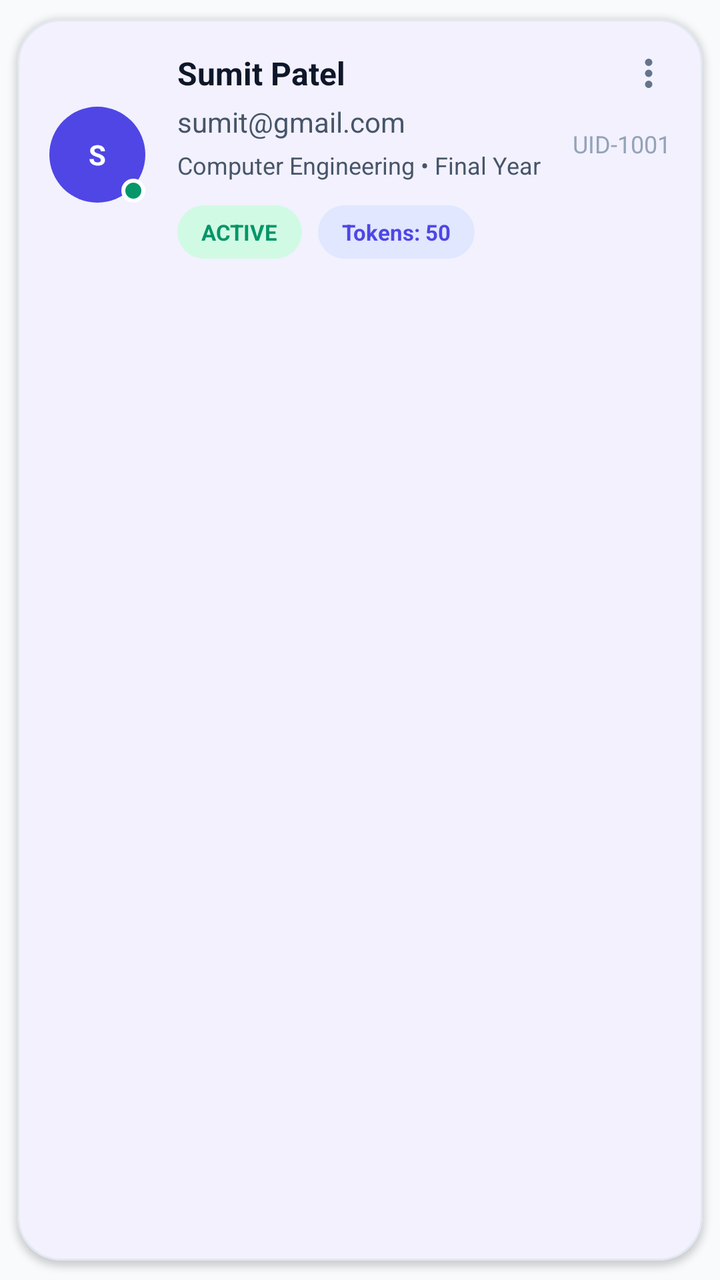
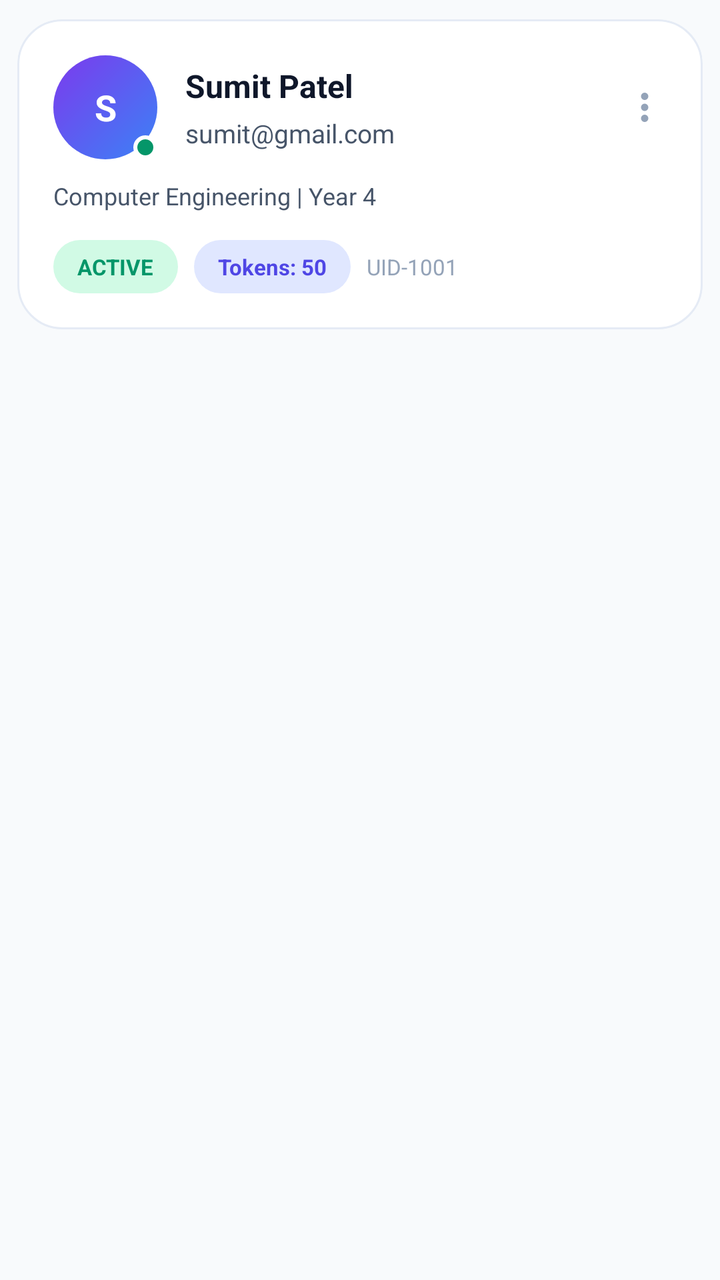

Before-and-after screenshots of an Android layout around one commit, followed by the original layout XML and the change that was made.
<!-- AndroidManifest.xml: application theme Theme.VirtualLabAdmin -->
<!-- res/layout/item_user.xml -->
<?xml version="1.0" encoding="utf-8"?>
<com.google.android.material.card.MaterialCardView xmlns:android="http://schemas.android.com/apk/res/android"
    xmlns:app="http://schemas.android.com/apk/res-auto"
    style="@style/Widget.VirtualLab.Card"
    android:layout_width="match_parent"
    android:layout_height="wrap_content"
    android:layout_marginBottom="@dimen/space_sm">

    <LinearLayout
        android:layout_width="match_parent"
        android:layout_height="wrap_content"
        android:gravity="center_vertical"
        android:orientation="horizontal"
        android:padding="@dimen/space_md">

        <FrameLayout
            android:layout_width="48dp"
            android:layout_height="48dp">

            <TextView
                android:id="@+id/avatar"
                android:layout_width="48dp"
                android:layout_height="48dp"
                android:background="@drawable/bg_avatar"
                android:gravity="center"
                android:text="S"
                android:textColor="@android:color/white"
                android:textStyle="bold" />

            <View
                android:id="@+id/statusDot"
                android:layout_width="12dp"
                android:layout_height="12dp"
                android:layout_gravity="bottom|end"
                android:background="@drawable/bg_status_dot_success" />
        </FrameLayout>

        <LinearLayout
            android:layout_width="0dp"
            android:layout_height="wrap_content"
            android:layout_marginStart="@dimen/space_md"
            android:layout_weight="1"
            android:orientation="vertical">

            <TextView
                android:id="@+id/name"
                android:layout_width="match_parent"
                android:layout_height="wrap_content"
                android:text="Sumit Patel"
                android:textColor="@color/text_primary"
                android:textSize="16sp"
                android:textStyle="bold" />

            <TextView
                android:id="@+id/email"
                android:layout_width="match_parent"
                android:layout_height="wrap_content"
                android:layout_marginTop="4dp"
                android:text="sumit@gmail.com"
                android:textColor="@color/text_muted" />

            <TextView
                android:id="@+id/meta"
                android:layout_width="match_parent"
                android:layout_height="wrap_content"
                android:layout_marginTop="4dp"
                android:text="Computer Engineering • Final Year"
                android:textColor="@color/text_muted"
                android:textSize="12sp" />

            <LinearLayout
                android:layout_width="wrap_content"
                android:layout_height="wrap_content"
                android:layout_marginTop="@dimen/space_sm"
                android:orientation="horizontal">

                <TextView
                    android:id="@+id/statusChip"
                    android:layout_width="wrap_content"
                    android:layout_height="wrap_content"
                    android:background="@drawable/bg_chip_green_soft"
                    android:paddingLeft="12dp"
                    android:paddingTop="6dp"
                    android:paddingRight="12dp"
                    android:paddingBottom="6dp"
                    android:text="ACTIVE"
                    android:textColor="@color/success"
                    android:textSize="11sp"
                    android:textStyle="bold" />

                <TextView
                    android:id="@+id/extra"
                    android:layout_width="wrap_content"
                    android:layout_height="wrap_content"
                    android:layout_marginStart="8dp"
                    android:background="@drawable/bg_chip_blue_soft"
                    android:paddingLeft="12dp"
                    android:paddingTop="6dp"
                    android:paddingRight="12dp"
                    android:paddingBottom="6dp"
                    android:text="Tokens: 50"
                    android:textColor="@color/brand"
                    android:textSize="11sp"
                    android:textStyle="bold" />
            </LinearLayout>
        </LinearLayout>

        <LinearLayout
            android:layout_width="wrap_content"
            android:layout_height="match_parent"
            android:gravity="end"
            android:orientation="vertical">

            <ImageView
                android:layout_width="22dp"
                android:layout_height="22dp"
                android:src="@drawable/ic_more_vert_24" />

            <TextView
                android:id="@+id/uid"
                android:layout_width="wrap_content"
                android:layout_height="wrap_content"
                android:layout_marginTop="@dimen/space_md"
                android:text="UID-1001"
                android:textColor="@color/text_soft"
                android:textSize="12sp" />
        </LinearLayout>
    </LinearLayout>
</com.google.android.material.card.MaterialCardView>
<!-- resources referenced by this layout -->
<resources>
  <color name="brand">#4F46E5</color>
  <color name="success">#059669</color>
  <color name="text_muted">#475569</color>
  <color name="text_primary">#0F172A</color>
  <color name="text_soft">#94A3B8</color>
  <dimen name="space_md">16dp</dimen>
  <dimen name="space_sm">12dp</dimen>
  <!-- drawable bg_avatar (drawable) -->
  <?xml version="1.0" encoding="utf-8"?>
  <shape xmlns:android="http://schemas.android.com/apk/res/android" android:shape="oval">
      <solid android:color="@color/brand" />
  </shape>
  <!-- drawable bg_chip_blue_soft (drawable) -->
  <?xml version="1.0" encoding="utf-8"?>
  <shape xmlns:android="http://schemas.android.com/apk/res/android">
      <corners android:radius="999dp" />
      <solid android:color="@color/chip_blue_bg" />
  </shape>
  <!-- drawable bg_chip_green_soft (drawable) -->
  <?xml version="1.0" encoding="utf-8"?>
  <shape xmlns:android="http://schemas.android.com/apk/res/android">
      <corners android:radius="999dp" />
      <solid android:color="@color/chip_green_bg" />
  </shape>
  <!-- drawable bg_status_dot_success (drawable) -->
  <?xml version="1.0" encoding="utf-8"?>
  <shape xmlns:android="http://schemas.android.com/apk/res/android" android:shape="oval">
      <solid android:color="@color/success" />
      <stroke android:width="2dp" android:color="@android:color/white" />
  </shape>
  <!-- drawable ic_more_vert_24 (drawable) -->
  <?xml version="1.0" encoding="utf-8"?>
  <vector xmlns:android="http://schemas.android.com/apk/res/android"
      android:width="24dp"
      android:height="24dp"
      android:viewportWidth="24"
      android:viewportHeight="24">
      <path
          android:fillColor="#FF64748B"
          android:pathData="M12,8a2,2 0,1 0,0 -4a2,2 0,0 0,0 4ZM12,14a2,2 0,1 0,0 -4a2,2 0,0 0,0 4ZM12,20a2,2 0,1 0,0 -4a2,2 0,0 0,0 4Z" />
  </vector>
  <style name="Widget.VirtualLab.Card" parent="Widget.Material3.CardView.Outlined">
          <item name="cardBackgroundColor">@color/bg_surface</item>
          <item name="strokeColor">@color/stroke</item>
          <item name="strokeWidth">1dp</item>
          <item name="cardCornerRadius">@dimen/radius_lg</item>
          <item name="cardElevation">2dp</item>
          <item name="cardUseCompatPadding">true</item>
      </style>
  <color name="chip_blue_bg">#E0E7FF</color>
  <color name="chip_green_bg">#D1FAE5</color>
  <color name="bg_surface">#FFFFFF</color>
  <color name="stroke">#E2E8F0</color>
  <dimen name="radius_lg">22dp</dimen>
  <color name="bg_dark">#F8FAFC</color>
  <style name="Widget.VirtualLab.Button" parent="Widget.Material3.Button">
          <item name="android:textAllCaps">false</item>
          <item name="android:insetLeft">0dp</item>
          <item name="android:insetRight">0dp</item>
          <item name="android:insetTop">0dp</item>
          <item name="android:insetBottom">0dp</item>
          <item name="android:minHeight">@dimen/btn_h</item>
          <item name="cornerRadius">@dimen/radius_lg</item>
          <item name="android:letterSpacing">0</item>
          <item name="elevation">0dp</item>
      </style>
  <dimen name="btn_h">54dp</dimen>
  <!-- unchanged entries left out for length: 2 -->
</resources>

<!-- the commit's change to res/layout/item_user.xml (unified diff, before → after) -->
@@ -1,129 +1,138 @@
 <?xml version="1.0" encoding="utf-8"?>
 <com.google.android.material.card.MaterialCardView xmlns:android="http://schemas.android.com/apk/res/android"
     xmlns:app="http://schemas.android.com/apk/res-auto"
-    style="@style/Widget.VirtualLab.Card"
     android:layout_width="match_parent"
     android:layout_height="wrap_content"
-    android:layout_marginBottom="@dimen/space_sm">
+    android:layout_marginBottom="12dp"
+    app:cardBackgroundColor="@android:color/transparent"
+    app:cardCornerRadius="22dp"
+    app:cardElevation="0dp"
+    app:rippleColor="@color/brand_light"
+    app:strokeColor="@android:color/transparent">
 
     <LinearLayout
         android:layout_width="match_parent"
         android:layout_height="wrap_content"
-        android:gravity="center_vertical"
-        android:orientation="horizontal"
-        android:padding="@dimen/space_md">
+        android:background="@drawable/bg_user_card"
+        android:orientation="vertical"
+        android:padding="18dp">
 
-        <FrameLayout
-            android:layout_width="48dp"
-            android:layout_height="48dp">
+        <LinearLayout
+            android:layout_width="match_parent"
+            android:layout_height="wrap_content"
+            android:gravity="center_vertical"
+            android:orientation="horizontal">
+
+            <FrameLayout
+                android:layout_width="52dp"
+                android:layout_height="52dp">
+
+                <TextView
+                    android:id="@+id/avatar"
+                    android:layout_width="52dp"
+                    android:layout_height="52dp"
+                    android:background="@drawable/bg_users_avatar_gradient"
+                    android:gravity="center"
+                    android:text="S"
+                    android:textColor="@android:color/white"
+                    android:textSize="18sp"
+                    android:textStyle="bold" />
+
+                <View
+                    android:id="@+id/statusDot"
+                    android:layout_width="12dp"
+                    android:layout_height="12dp"
+                    android:layout_gravity="bottom|end"
+                    android:background="@drawable/bg_status_dot_success" />
+            </FrameLayout>
+
+            <LinearLayout
+                android:layout_width="0dp"
+                android:layout_height="wrap_content"
+                android:layout_marginStart="14dp"
+                android:layout_weight="1"
+                android:orientation="vertical">
+
+                <TextView
+                    android:id="@+id/name"
+                    android:layout_width="match_parent"
+                    android:layout_height="wrap_content"
+                    android:text="Sumit Patel"
+                    android:textColor="@color/text_primary"
+                    android:textSize="16sp"
+                    android:textStyle="bold" />
+
+                <TextView
+                    android:id="@+id/email"
+                    android:layout_width="match_parent"
+                    android:layout_height="wrap_content"
+                    android:layout_marginTop="4dp"
+                    android:text="sumit@gmail.com"
+                    android:textColor="@color/text_muted"
+                    android:textSize="13sp" />
+            </LinearLayout>
+
+            <ImageView
+                android:id="@+id/moreBtn"
+                android:layout_width="22dp"
+                android:layout_height="22dp"
+                android:src="@drawable/ic_more_vert_24"
+                app:tint="@color/text_soft" />
+        </LinearLayout>
+
+        <TextView
+            android:id="@+id/meta"
+            android:layout_width="match_parent"
+            android:layout_height="wrap_content"
+            android:layout_marginTop="10dp"
+            android:text="Computer Engineering | Year 4"
+            android:textColor="@color/text_muted"
+            android:textSize="12sp" />
+
+        <LinearLayout
+            android:layout_width="match_parent"
+            android:layout_height="wrap_content"
+            android:layout_marginTop="14dp"
+            android:gravity="center_vertical"
+            android:orientation="horizontal">
 
             <TextView
-                android:id="@+id/avatar"
-                android:layout_width="48dp"
-                android:layout_height="48dp"
-                android:background="@drawable/bg_avatar"
-                android:gravity="center"
-                android:text="S"
-                android:textColor="@android:color/white"
-                android:textStyle="bold" />
-
-            <View
-                android:id="@+id/statusDot"
-                android:layout_width="12dp"
-                android:layout_height="12dp"
-                android:layout_gravity="bottom|end"
-                android:background="@drawable/bg_status_dot_success" />
-        </FrameLayout>
-
-        <LinearLayout
-            android:layout_width="0dp"
-            android:layout_height="wrap_content"
-            android:layout_marginStart="@dimen/space_md"
-            android:layout_weight="1"
-            android:orientation="vertical">
-
-            <TextView
-                android:id="@+id/name"
-                android:layout_width="match_parent"
+                android:id="@+id/statusChip"
+                android:layout_width="wrap_content"
                 android:layout_height="wrap_content"
-                android:text="Sumit Patel"
-                android:textColor="@color/text_primary"
-                android:textSize="16sp"
+                android:background="@drawable/bg_chip_green_soft"
+                android:paddingLeft="12dp"
+                android:paddingTop="6dp"
+                android:paddingRight="12dp"
+                android:paddingBottom="6dp"
+                android:text="ACTIVE"
+                android:textColor="@color/success"
+                android:textSize="11sp"
                 android:textStyle="bold" />
 
             <TextView
-                android:id="@+id/email"
-                android:layout_width="match_parent"
-                android:layout_height="wrap_content"
-                android:layout_marginTop="4dp"
-                android:text="sumit@gmail.com"
-                android:textColor="@color/text_muted" />
-
-            <TextView
-                android:id="@+id/meta"
-                android:layout_width="match_parent"
-                android:layout_height="wrap_content"
-                android:layout_marginTop="4dp"
-                android:text="Computer Engineering • Final Year"
-                android:textColor="@color/text_muted"
-                android:textSize="12sp" />
-
-            <LinearLayout
+                android:id="@+id/extra"
                 android:layout_width="wrap_content"
                 android:layout_height="wrap_content"
-                android:layout_marginTop="@dimen/space_sm"
-                android:orientation="horizontal">
-
-                <TextView
-                    android:id="@+id/statusChip"
-                    android:layout_width="wrap_content"
-                    android:layout_height="wrap_content"
-                    android:background="@drawable/bg_chip_green_soft"
-                    android:paddingLeft="12dp"
-                    android:paddingTop="6dp"
-                    android:paddingRight="12dp"
-                    android:paddingBottom="6dp"
-                    android:text="ACTIVE"
-                    android:textColor="@color/success"
-                    android:textSize="11sp"
-                    android:textStyle="bold" />
-
-                <TextView
-                    android:id="@+id/extra"
-                    android:layout_width="wrap_content"
-                    android:layout_height="wrap_content"
-                    android:layout_marginStart="8dp"
-                    android:background="@drawable/bg_chip_blue_soft"
-                    android:paddingLeft="12dp"
-                    android:paddingTop="6dp"
-                    android:paddingRight="12dp"
-                    android:paddingBottom="6dp"
-                    android:text="Tokens: 50"
-                    android:textColor="@color/brand"
-                    android:textSize="11sp"
-                    android:textStyle="bold" />
-            </LinearLayout>
-        </LinearLayout>
-
-        <LinearLayout
-            android:layout_width="wrap_content"
-            android:layout_height="match_parent"
-            android:gravity="end"
-            android:orientation="vertical">
-
-            <ImageView
-                android:layout_width="22dp"
-                android:layout_height="22dp"
-                android:src="@drawable/ic_more_vert_24" />
+                android:layout_marginStart="8dp"
+                android:background="@drawable/bg_chip_blue_soft"
+                android:paddingLeft="12dp"
+                android:paddingTop="6dp"
+                android:paddingRight="12dp"
+                android:paddingBottom="6dp"
+                android:text="Tokens: 50"
+                android:textColor="@color/brand"
+                android:textSize="11sp"
+                android:textStyle="bold" />
 
             <TextView
                 android:id="@+id/uid"
                 android:layout_width="wrap_content"
                 android:layout_height="wrap_content"
-                android:layout_marginTop="@dimen/space_md"
+                android:layout_marginStart="8dp"
                 android:text="UID-1001"
                 android:textColor="@color/text_soft"
-                android:textSize="12sp" />
+                android:textSize="11sp" />
         </LinearLayout>
     </LinearLayout>
 </com.google.android.material.card.MaterialCardView>
<!-- resource entries referenced after the edit -->
@@ -1,17 +1,11 @@
 <!-- resources referenced by this layout -->
 <resources>
   <color name="brand">#4F46E5</color>
+  <color name="brand_light">#EEF2FF</color>
   <color name="success">#059669</color>
   <color name="text_muted">#475569</color>
   <color name="text_primary">#0F172A</color>
   <color name="text_soft">#94A3B8</color>
-  <dimen name="space_md">16dp</dimen>
-  <dimen name="space_sm">12dp</dimen>
-  <!-- drawable bg_avatar (drawable) -->
-  <?xml version="1.0" encoding="utf-8"?>
-  <shape xmlns:android="http://schemas.android.com/apk/res/android" android:shape="oval">
-      <solid android:color="@color/brand" />
-  </shape>
   <!-- drawable bg_chip_blue_soft (drawable) -->
   <?xml version="1.0" encoding="utf-8"?>
   <shape xmlns:android="http://schemas.android.com/apk/res/android">
@@ -29,6 +23,19 @@
   <shape xmlns:android="http://schemas.android.com/apk/res/android" android:shape="oval">
       <solid android:color="@color/success" />
       <stroke android:width="2dp" android:color="@android:color/white" />
+  </shape>
+  <!-- drawable bg_user_card (drawable) -->
+  <?xml version="1.0" encoding="utf-8"?>
+  <shape xmlns:android="http://schemas.android.com/apk/res/android">
+      <solid android:color="#FCFFFFFF" />
+      <stroke android:width="1dp" android:color="#E5EBF5" />
+      <corners android:radius="22dp" />
+  </shape>
+  <!-- drawable bg_users_avatar_gradient (drawable) -->
+  <?xml version="1.0" encoding="utf-8"?>
+  <shape xmlns:android="http://schemas.android.com/apk/res/android"
+      android:shape="oval">
+      <gradient android:angle="315" android:startColor="#7C3AED" android:endColor="#3B82F6" />
   </shape>
   <!-- drawable ic_more_vert_24 (drawable) -->
   <?xml version="1.0" encoding="utf-8"?>
